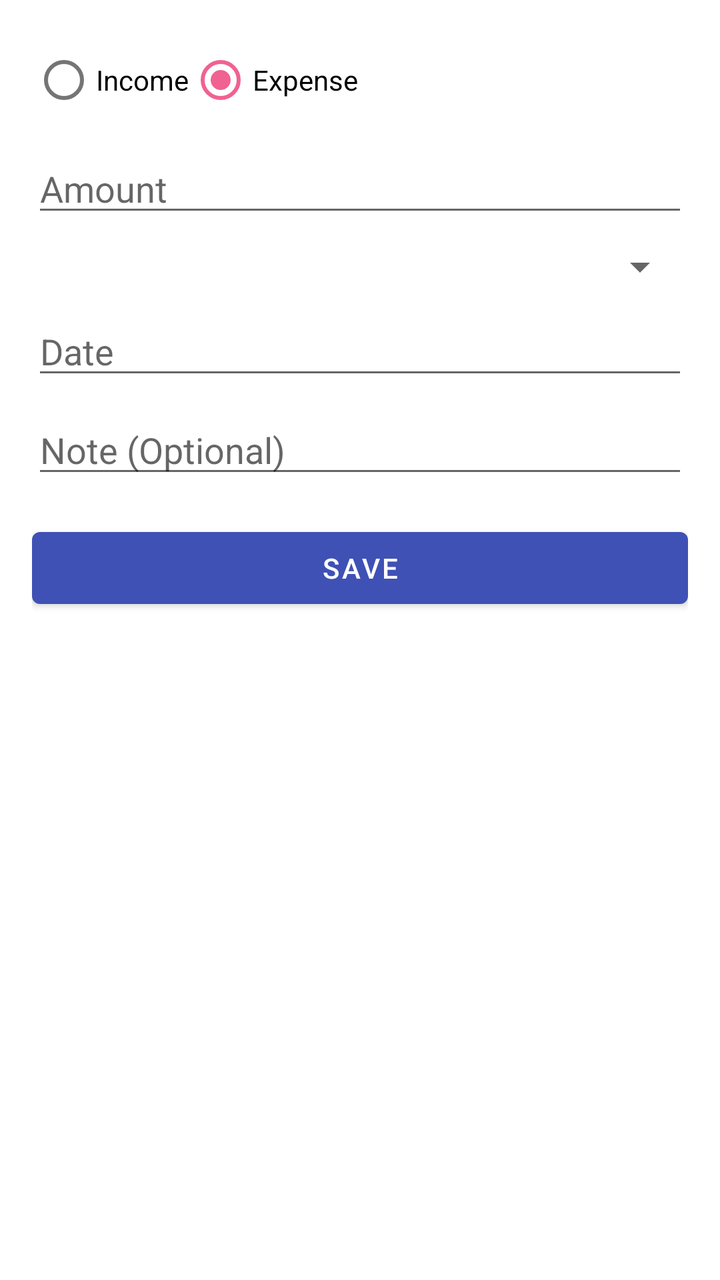
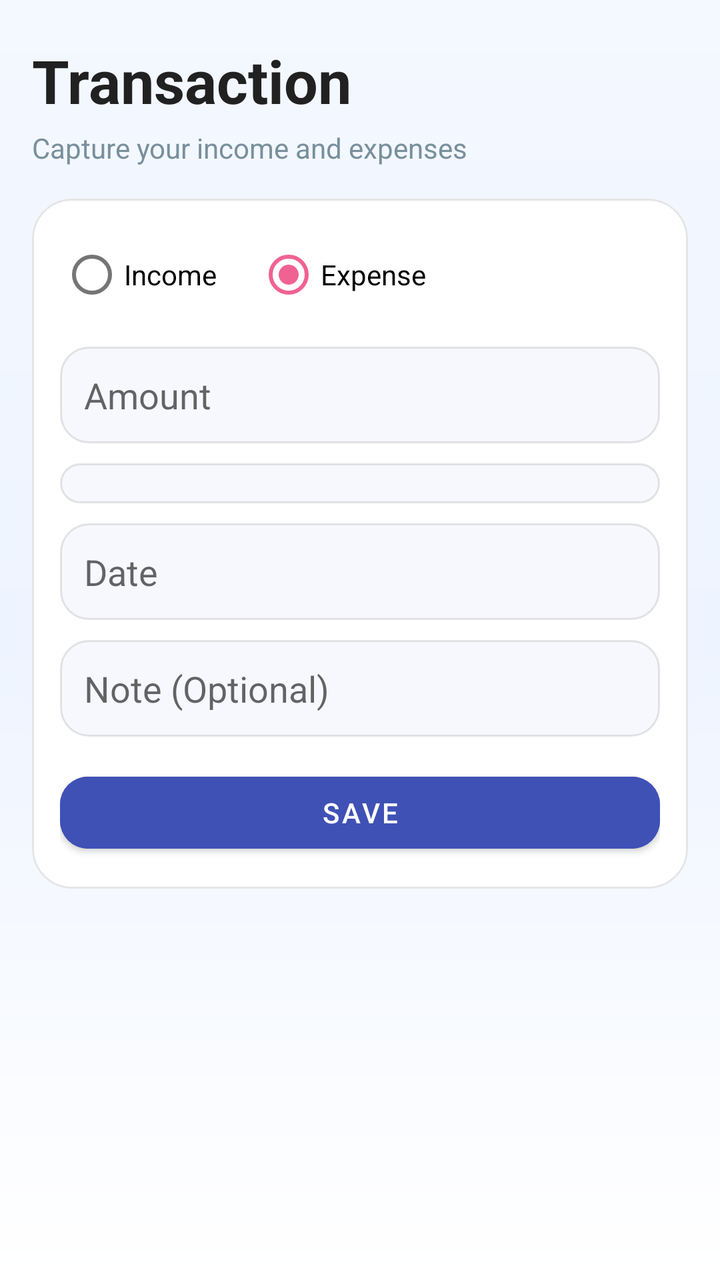

Before-and-after screenshots of an Android layout around one commit, followed by the original layout XML and the change that was made.
<!-- AndroidManifest.xml: application theme Theme.ImiliPocket -->
<!-- res/layout/activity_add_transaction.xml -->
<?xml version="1.0" encoding="utf-8"?>
<androidx.constraintlayout.widget.ConstraintLayout
    xmlns:android="http://schemas.android.com/apk/res/android"
    xmlns:app="http://schemas.android.com/apk/res-auto"
    android:layout_width="match_parent"
    android:layout_height="match_parent"
    android:fitsSystemWindows="true"
    android:padding="16dp"
    android:paddingTop="?attr/actionBarSize">

    <RadioGroup
        android:id="@+id/radio_group_type"
        android:layout_width="0dp"
        android:layout_height="wrap_content"
        android:orientation="horizontal"
        app:layout_constraintTop_toTopOf="parent"
        app:layout_constraintStart_toStartOf="parent"
        app:layout_constraintEnd_toEndOf="parent">

        <RadioButton
            android:id="@+id/radio_income"
            android:layout_width="wrap_content"
            android:layout_height="wrap_content"
            android:text="Income" />

        <RadioButton
            android:id="@+id/radio_expense"
            android:layout_width="wrap_content"
            android:layout_height="wrap_content"
            android:text="Expense"
            android:checked="true" />
    </RadioGroup>

    <EditText
        android:id="@+id/et_amount"
        android:layout_width="0dp"
        android:layout_height="wrap_content"
        android:hint="Amount"
        android:inputType="numberDecimal"
        app:layout_constraintTop_toBottomOf="@id/radio_group_type"
        app:layout_constraintStart_toStartOf="parent"
        app:layout_constraintEnd_toEndOf="parent"
        android:layout_marginTop="8dp" />

    <Spinner
        android:id="@+id/spinner_category"
        android:layout_width="0dp"
        android:layout_height="wrap_content"
        app:layout_constraintTop_toBottomOf="@id/et_amount"
        app:layout_constraintStart_toStartOf="parent"
        app:layout_constraintEnd_toEndOf="parent"
        android:layout_marginTop="8dp" />

    <EditText
        android:id="@+id/et_date"
        android:layout_width="0dp"
        android:layout_height="wrap_content"
        android:hint="Date"
        android:inputType="none"
        android:focusable="false"
        app:layout_constraintTop_toBottomOf="@id/spinner_category"
        app:layout_constraintStart_toStartOf="parent"
        app:layout_constraintEnd_toEndOf="parent"
        android:layout_marginTop="8dp" />

    <EditText
        android:id="@+id/et_note"
        android:layout_width="0dp"
        android:layout_height="wrap_content"
        android:hint="Note (Optional)"
        android:inputType="text"
        app:layout_constraintTop_toBottomOf="@id/et_date"
        app:layout_constraintStart_toStartOf="parent"
        app:layout_constraintEnd_toEndOf="parent"
        android:layout_marginTop="8dp" />

    <Button
        android:id="@+id/btn_save"
        android:layout_width="0dp"
        android:layout_height="wrap_content"
        android:text="Save"
        app:layout_constraintTop_toBottomOf="@id/et_note"
        app:layout_constraintStart_toStartOf="parent"
        app:layout_constraintEnd_toEndOf="parent"
        android:layout_marginTop="16dp" />
</androidx.constraintlayout.widget.ConstraintLayout>
<!-- resources referenced by this layout -->
<resources>
  <style name="Theme.ImiliPocket" parent="Theme.MaterialComponents.DayNight.NoActionBar">
          <item name="colorPrimary">@color/primary_color</item> 
          <item name="colorPrimaryVariant">@color/primary_dark</item> 
          <item name="colorOnPrimary">@color/white</item>
          <item name="colorSecondary">@color/secondary_color</item> 
          <item name="colorSecondaryVariant">@color/secondary_dark</item> 
          <item name="colorOnSecondary">@color/black</item>
          <item name="android:statusBarColor">@android:color/transparent</item>
          <item name="android:windowLightStatusBar">true</item>
          <item name="android:navigationBarColor">@android:color/transparent</item>
          <item name="android:windowDrawsSystemBarBackgrounds">true</item>
      </style>
  <color name="primary_color">#3F51B5</color>
  <color name="primary_dark">#303F9F</color>
  <color name="white">#FFFFFFFF</color>
  <color name="secondary_color">#F06292</color>
  <color name="secondary_dark">#C2185B</color>
  <color name="black">#FF000000</color>
</resources>

<!-- the commit's change to res/layout/activity_add_transaction.xml (unified diff, before → after) -->
@@ -1,86 +1,120 @@
 <?xml version="1.0" encoding="utf-8"?>
-<androidx.constraintlayout.widget.ConstraintLayout
-    xmlns:android="http://schemas.android.com/apk/res/android"
+<ScrollView xmlns:android="http://schemas.android.com/apk/res/android"
     xmlns:app="http://schemas.android.com/apk/res-auto"
     android:layout_width="match_parent"
     android:layout_height="match_parent"
-    android:fitsSystemWindows="true"
-    android:padding="16dp"
-    android:paddingTop="?attr/actionBarSize">
+    android:background="@drawable/bg_screen_modern"
+    android:paddingStart="16dp"
+    android:paddingTop="20dp"
+    android:paddingEnd="16dp"
+    android:paddingBottom="24dp">
 
-    <RadioGroup
-        android:id="@+id/radio_group_type"
-        android:layout_width="0dp"
+    <LinearLayout
+        android:layout_width="match_parent"
         android:layout_height="wrap_content"
-        android:orientation="horizontal"
-        app:layout_constraintTop_toTopOf="parent"
-        app:layout_constraintStart_toStartOf="parent"
-        app:layout_constraintEnd_toEndOf="parent">
+        android:orientation="vertical">
 
-        <RadioButton
-            android:id="@+id/radio_income"
+        <TextView
             android:layout_width="wrap_content"
             android:layout_height="wrap_content"
-            android:text="Income" />
+            android:text="Transaction"
+            android:textColor="@color/text_primary"
+            android:textSize="30sp"
+            android:textStyle="bold" />
 
-        <RadioButton
-            android:id="@+id/radio_expense"
+        <TextView
             android:layout_width="wrap_content"
             android:layout_height="wrap_content"
-            android:text="Expense"
-            android:checked="true" />
-    </RadioGroup>
+            android:layout_marginTop="4dp"
+            android:text="Capture your income and expenses"
+            android:textColor="@color/text_secondary"
+            android:textSize="14sp" />
 
-    <EditText
-        android:id="@+id/et_amount"
-        android:layout_width="0dp"
-        android:layout_height="wrap_content"
-        android:hint="Amount"
-        android:inputType="numberDecimal"
-        app:layout_constraintTop_toBottomOf="@id/radio_group_type"
-        app:layout_constraintStart_toStartOf="parent"
-        app:layout_constraintEnd_toEndOf="parent"
-        android:layout_marginTop="8dp" />
+        <com.google.android.material.card.MaterialCardView
+            android:layout_width="match_parent"
+            android:layout_height="wrap_content"
+            android:layout_marginTop="16dp"
+            app:cardBackgroundColor="@android:color/white"
+            app:cardCornerRadius="20dp"
+            app:cardElevation="0dp"
+            app:strokeColor="@color/surface_outline"
+            app:strokeWidth="1dp">
 
-    <Spinner
-        android:id="@+id/spinner_category"
-        android:layout_width="0dp"
-        android:layout_height="wrap_content"
-        app:layout_constraintTop_toBottomOf="@id/et_amount"
-        app:layout_constraintStart_toStartOf="parent"
-        app:layout_constraintEnd_toEndOf="parent"
-        android:layout_marginTop="8dp" />
+            <LinearLayout
+                android:layout_width="match_parent"
+                android:layout_height="wrap_content"
+                android:orientation="vertical"
+                android:padding="14dp">
 
-    <EditText
-        android:id="@+id/et_date"
-        android:layout_width="0dp"
-        android:layout_height="wrap_content"
-        android:hint="Date"
-        android:inputType="none"
-        android:focusable="false"
-        app:layout_constraintTop_toBottomOf="@id/spinner_category"
-        app:layout_constraintStart_toStartOf="parent"
-        app:layout_constraintEnd_toEndOf="parent"
-        android:layout_marginTop="8dp" />
+                <RadioGroup
+                    android:id="@+id/radio_group_type"
+                    android:layout_width="match_parent"
+                    android:layout_height="wrap_content"
+                    android:orientation="horizontal">
 
-    <EditText
-        android:id="@+id/et_note"
-        android:layout_width="0dp"
-        android:layout_height="wrap_content"
-        android:hint="Note (Optional)"
-        android:inputType="text"
-        app:layout_constraintTop_toBottomOf="@id/et_date"
-        app:layout_constraintStart_toStartOf="parent"
-        app:layout_constraintEnd_toEndOf="parent"
-        android:layout_marginTop="8dp" />
+                    <RadioButton
+                        android:id="@+id/radio_income"
+                        android:layout_width="wrap_content"
+                        android:layout_height="wrap_content"
+                        android:text="Income" />
 
-    <Button
-        android:id="@+id/btn_save"
-        android:layout_width="0dp"
-        android:layout_height="wrap_content"
-        android:text="Save"
-        app:layout_constraintTop_toBottomOf="@id/et_note"
-        app:layout_constraintStart_toStartOf="parent"
-        app:layout_constraintEnd_toEndOf="parent"
-        android:layout_marginTop="16dp" />
-</androidx.constraintlayout.widget.ConstraintLayout>
+                    <RadioButton
+                        android:id="@+id/radio_expense"
+                        android:layout_width="wrap_content"
+                        android:layout_height="wrap_content"
+                        android:layout_marginStart="20dp"
+                        android:checked="true"
+                        android:text="Expense" />
+                </RadioGroup>
+
+                <EditText
+                    android:id="@+id/et_amount"
+                    android:layout_width="match_parent"
+                    android:layout_height="wrap_content"
+                    android:layout_marginTop="12dp"
+                    android:background="@drawable/bg_input_surface"
+                    android:hint="Amount"
+                    android:inputType="numberDecimal"
+                    android:padding="12dp" />
+
+                <Spinner
+                    android:id="@+id/spinner_category"
+                    android:layout_width="match_parent"
+                    android:layout_height="wrap_content"
+                    android:layout_marginTop="10dp"
+                    android:background="@drawable/bg_input_surface"
+                    android:padding="10dp" />
+
+                <EditText
+                    android:id="@+id/et_date"
+                    android:layout_width="match_parent"
+                    android:layout_height="wrap_content"
+                    android:layout_marginTop="10dp"
+                    android:background="@drawable/bg_input_surface"
+                    android:focusable="false"
+                    android:hint="Date"
+                    android:inputType="none"
+                    android:padding="12dp" />
+
+                <EditText
+                    android:id="@+id/et_note"
+                    android:layout_width="match_parent"
+                    android:layout_height="wrap_content"
+                    android:layout_marginTop="10dp"
+                    android:background="@drawable/bg_input_surface"
+                    android:hint="Note (Optional)"
+                    android:inputType="text"
+                    android:padding="12dp" />
+
+                <Button
+                    android:id="@+id/btn_save"
+                    android:layout_width="match_parent"
+                    android:layout_height="wrap_content"
+                    android:layout_marginTop="14dp"
+                    android:backgroundTint="@color/primary_color"
+                    android:text="Save"
+                    android:textColor="@color/white" />
+            </LinearLayout>
+        </com.google.android.material.card.MaterialCardView>
+    </LinearLayout>
+</ScrollView>
<!-- resource entries referenced after the edit -->
@@ -11,12 +11,44 @@
           <item name="android:windowLightStatusBar">true</item>
           <item name="android:navigationBarColor">@android:color/transparent</item>
           <item name="android:windowDrawsSystemBarBackgrounds">true</item>
+          <item name="android:windowBackground">@drawable/bg_screen_modern</item>
+          <item name="shapeAppearanceMediumComponent">@style/ShapeAppearance.ImiliPocket.Medium</item>
+          <item name="shapeAppearanceSmallComponent">@style/ShapeAppearance.ImiliPocket.Small</item>
       </style>
   <color name="primary_color">#3F51B5</color>
+  <color name="surface_outline">#1A000000</color>
+  <color name="text_primary">#212121</color>
+  <color name="text_secondary">#78909C</color>
   <color name="primary_dark">#303F9F</color>
   <color name="white">#FFFFFFFF</color>
+  <!-- drawable bg_input_surface (drawable) -->
+  <?xml version="1.0" encoding="utf-8"?>
+  <shape xmlns:android="http://schemas.android.com/apk/res/android">
+      <solid android:color="#FFF6F8FD" />
+      <corners android:radius="14dp" />
+      <stroke
+          android:width="1dp"
+          android:color="#1A000000" />
+  </shape>
+  <!-- drawable bg_screen_modern (drawable) -->
+  <?xml version="1.0" encoding="utf-8"?>
+  <shape xmlns:android="http://schemas.android.com/apk/res/android">
+      <gradient
+          android:angle="270"
+          android:startColor="#F4F8FF"
+          android:centerColor="#EEF4FF"
+          android:endColor="#FFFFFF" />
+  </shape>
   <color name="secondary_color">#F06292</color>
   <color name="secondary_dark">#C2185B</color>
   <color name="black">#FF000000</color>
+  <style name="ShapeAppearance.ImiliPocket.Medium" parent="ShapeAppearance.MaterialComponents.MediumComponent">
+          <item name="cornerFamily">rounded</item>
+          <item name="cornerSize">20dp</item>
+      </style>
+  <style name="ShapeAppearance.ImiliPocket.Small" parent="ShapeAppearance.MaterialComponents.SmallComponent">
+          <item name="cornerFamily">rounded</item>
+          <item name="cornerSize">14dp</item>
+      </style>
 </resources>
 
